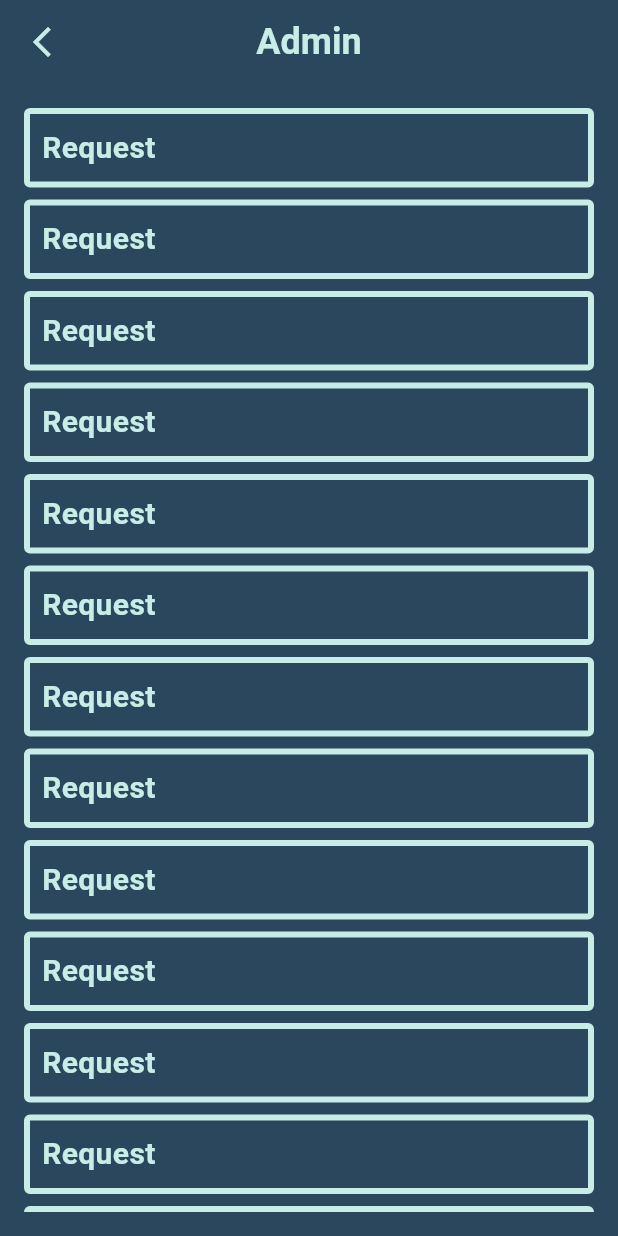
After one commit to Peter-Awod/Facility-Management, a Flutter app: the Admin screen opened directly, on a phone screen of 412 x 824 dp. The commit adds this screen. Run offline on Flutter 3.47's test engine with Material 3 defaults, Android fonts, the phone set to English and light mode, and no system bars; our stand-ins replace bloc, cloud_firestore, conditional_builder_null_safety, firebase_auth, firebase_core, flutter_bloc and 2 more; accounts and stored records are empty.

Commit message:
add admin view

```diff
--- /dev/null
+++ b/lib/widgets/admin/admin.dart
@@ -0,0 +1,67 @@
+import 'package:flutter/material.dart';
+
+import '../../shared/constants.dart';
+
+class Admin extends StatelessWidget {
+  const Admin({super.key});
+
+  @override
+  Widget build(BuildContext context) {
+    return Scaffold(
+      backgroundColor: kPrimaryColor,
+      appBar: AppBar(
+        backgroundColor: kPrimaryColor,
+        elevation: 0,
+        leading: IconButton(
+          onPressed: () {
+            Navigator.pop(context);
+          },
+          icon: const Icon(
+            Icons.arrow_back_ios_new_outlined,
+            color: kSecondaryColor,
+          ),
+        ),
+        centerTitle: true,
+        title: const Text(
+          'Admin',
+          style: TextStyle(
+            fontSize: 24,
+            fontWeight: FontWeight.bold,
+            color: kSecondaryColor,
+          ),
+        ),
+      ),
+      body: Padding(
+        padding: EdgeInsets.all(16.0),
+        child: ListView.builder(
+          itemCount: 20,
+          itemBuilder: (context, index) {
+            return Padding(
+              padding: EdgeInsetsDirectional.only(bottom: 8),
+              child: Container(
+                padding: EdgeInsets.all(8),
+                decoration: BoxDecoration(
+                  border: Border.all(color: kSecondaryColor, width: 4),
+                  borderRadius: BorderRadius.circular(4),
+                ),
+                child: Column(
+                  crossAxisAlignment: CrossAxisAlignment.start,
+                  children: [
+                    Text(
+                      'Request',
+                      style: TextStyle(
+                        fontSize: 20,
+                        fontWeight: FontWeight.bold,
+                        color: kSecondaryColor,
+                      ),
+                    ),
+                  ],
+                ),
+              ),
+            );
+          },
+        ),
+      ),
+    );
+  }
+}
--- a/lib/widgets/home.dart
+++ b/lib/widgets/home.dart
@@ -12,6 +12,7 @@ import '../shared/constants.dart';
 import '../shared/custom_widgets/custom_material_button.dart';
 import '../shared/custom_widgets/shimmer_view_builder.dart';
 import 'active_complaints_list_view.dart';
+import 'admin/admin.dart';
 import 'complaints_form.dart';
 import 'login/login.dart';
 import 'maintenance_form.dart';
@@ -60,9 +61,7 @@ class HomeWidget extends StatelessWidget {
                     },
                     buttonName: 'Request a service',
                   ),
-                  const SizedBox(
-                    height: 20,
-                  ),
+                  const SizedBox(height: 20),
 
                   // Complaints
                   CustomMaterialButton(
@@ -76,9 +75,7 @@ class HomeWidget extends StatelessWidget {
                     },
                     buttonName: 'Complaints',
                   ),
-                  const SizedBox(
-                    height: 20,
-                  ),
+                  const SizedBox(height: 20),
 
                   // Logout
                   CustomMaterialButton(
@@ -95,20 +92,22 @@ class HomeWidget extends StatelessWidget {
                     },
                     buttonName: 'Logout',
                   ),
-                  const SizedBox(
-                    height: 20,
-                  ),
+                  const SizedBox(height: 20),
 
-                  // // Admin button
-                  // if (user!.isAdmin == true)
-                  //   CustomMaterialButton(
-                  //     onPressed: () {},
-                  //     buttonName: 'Admin',
-                  //   ),
-                  // if (user.isAdmin == true)
-                  //   const SizedBox(
-                  //     height: 20,
-                  //   ),
+                  // Admin button
+                  if (user!.isAdmin == true)
+                    CustomMaterialButton(
+                      onPressed: () {
+                        Navigator.push(
+                          context,
+                          MaterialPageRoute(
+                            builder: (context) => const Admin(),
+                          ),
+                        );
+                      },
+                      buttonName: 'Admin',
+                    ),
+                  if (user.isAdmin == true) const SizedBox(height: 20),
 
                   if (user!.isAdmin == false && user.isRequestedService == true)
                     // Contact button
@@ -122,9 +121,7 @@ class HomeWidget extends StatelessWidget {
                       showIcon: true,
                     ),
                   if (user.isAdmin == false && user.isRequestedService == true)
-                    const SizedBox(
-                      height: 20,
-                    ),
+                    const SizedBox(height: 20),
 
                   //Active Complaints
                   if (user.isAdmin == false && user.isComplainActive == true)
```
